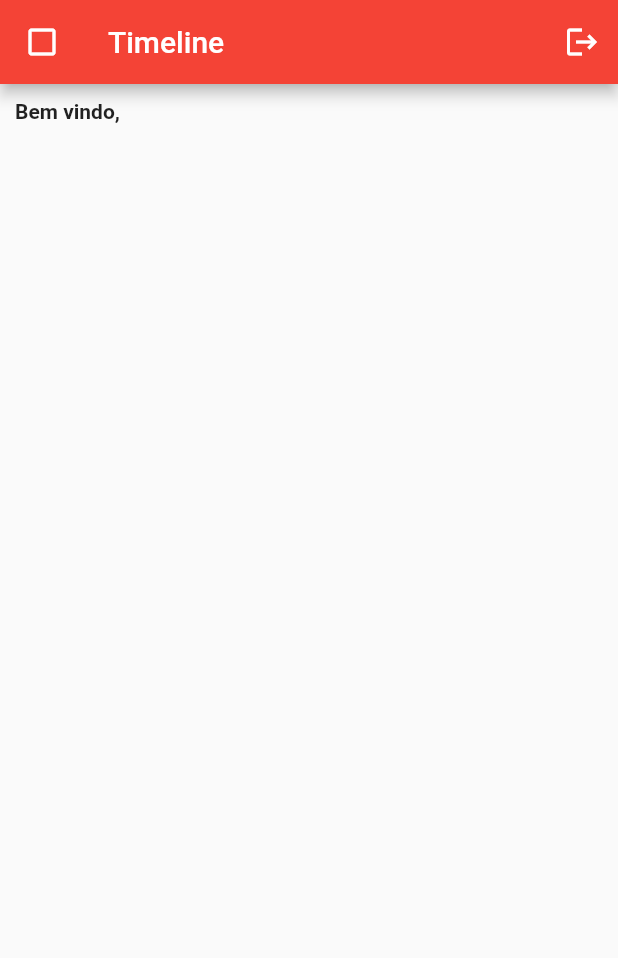
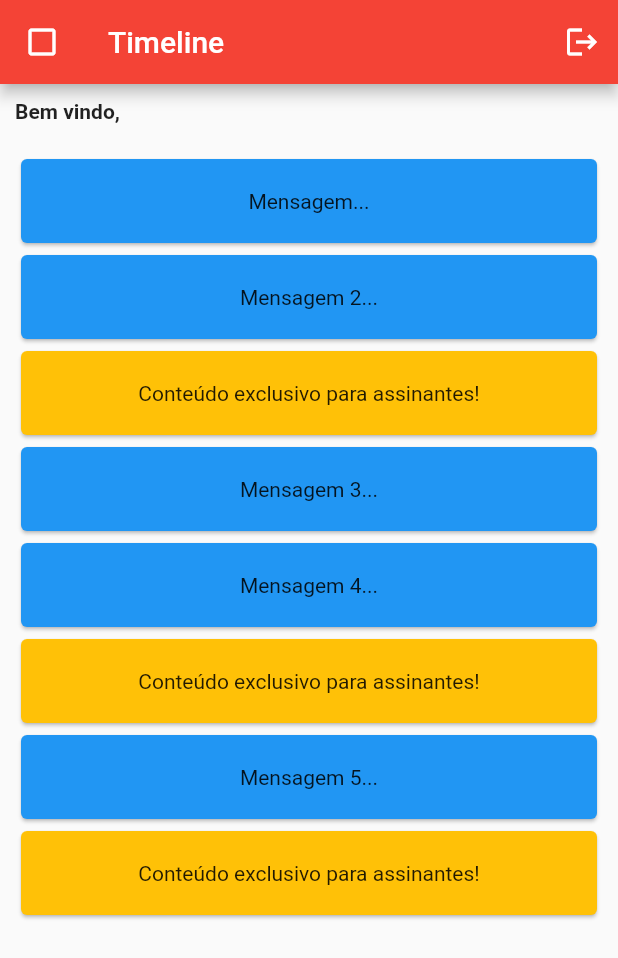
Before and after one commit to rocketseat-creators-program/privshare-2021-07-11, a Flutter app: the TimelinePage screen opened by its route, on a phone screen of 412 x 824 dp. Shown: the top 958 px of the screen. Run offline on Flutter 3.47's test engine with Material 2 defaults, Android fonts, the phone set to English and light mode, and no system bars; our stand-ins replace get, get_storage; accounts and stored records are empty.

Commit message:
timeline

```diff
--- a/lib/modules/timeline/controllers/timeline_controller.dart
+++ b/lib/modules/timeline/controllers/timeline_controller.dart
@@ -6,7 +6,7 @@ import 'package:privshare/modules/timeline/repositories/timeline_repository.dart
 class TimelineController extends GetxController {
   final AppController appController;
   final TimelineRepository timelineRepository;
-  List<TimelineItemModel> posts = [];
+  RxList<TimelineItemModel> posts = RxList();
 
   TimelineController({
     required this.appController,
@@ -22,7 +22,7 @@ class TimelineController extends GetxController {
   getPosts() {
     appController.setIsLoading(true);
 
-    posts = timelineRepository.getPosts();
+    posts.value = timelineRepository.getPosts();
 
     appController.setIsLoading(false);
   }
--- a/lib/modules/timeline/pages/timeline_page.dart
+++ b/lib/modules/timeline/pages/timeline_page.dart
@@ -1,4 +1,5 @@
 import 'package:flutter/material.dart';
+import 'package:get/get.dart';
 import 'package:privshare/modules/auth/controllers/auth_controller.dart';
 import 'package:privshare/modules/timeline/controllers/timeline_controller.dart';
 
@@ -46,7 +47,8 @@ class TimelinePage extends StatelessWidget {
             SizedBox(
               height: 20,
             ),
-            Expanded(
+            Obx(
+              () => Expanded(
                 child: ListView(
                   children: timelineController.posts
                       .map(
@@ -84,6 +86,7 @@ class TimelinePage extends StatelessWidget {
                       .toList(),
                 ),
               ),
+            ),
           ],
         ),
       ),
```
Lines whose indentation alone changed are shown as unchanged.
